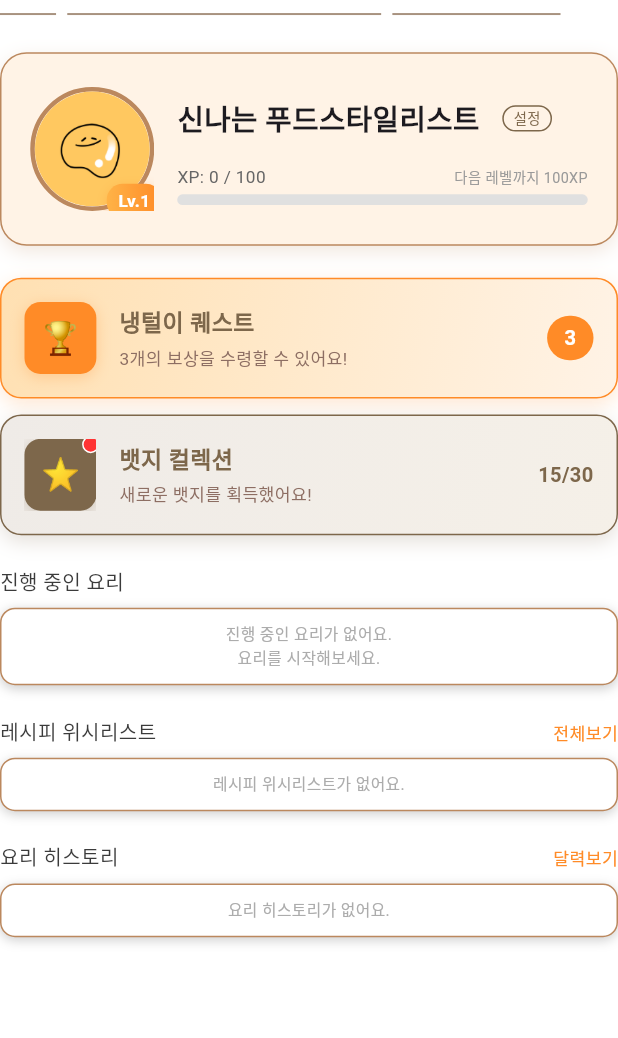
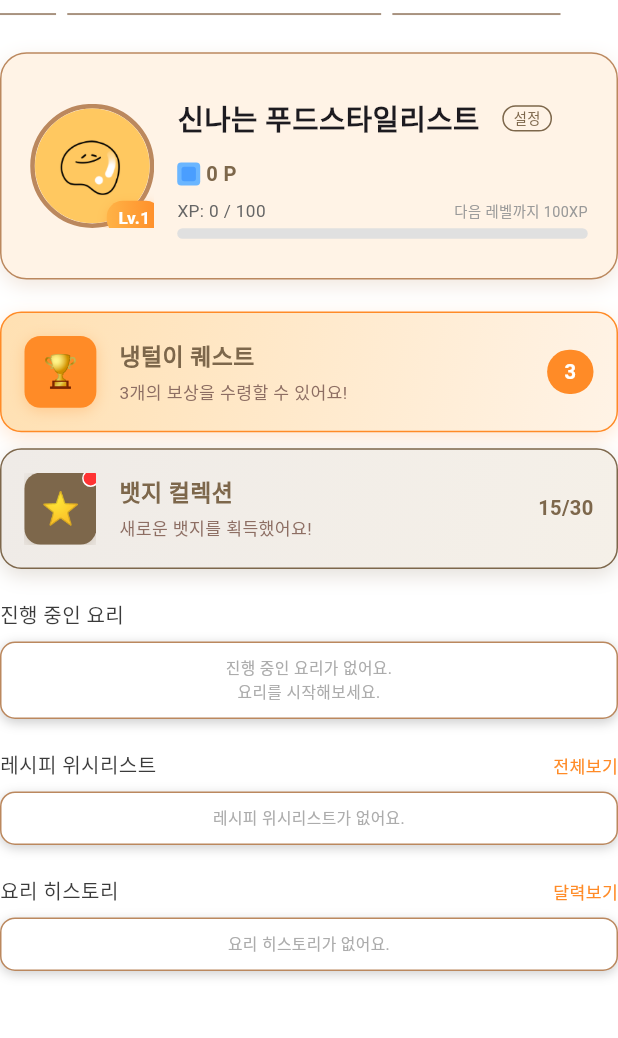
Before and after one commit to kara090813/recipe_inventory, a Flutter app: the MyPageComponent widget shown alone on an empty page, opened directly, on a phone screen of 412 x 824 dp, the part 63-1101 px from its top. Run offline on Flutter 3.47's test engine with Material 3 defaults, Android fonts, the phone set to English and light mode, and no system bars; our stand-ins replace app_links, audioplayers, auto_size_text, cached_network_image, camera, cloud_firestore and 20 more; missing offline and left inert: google_mlkit_text_recognition, korean_levenshtein; accounts and stored records are empty; generated files the repository leaves out were written again; network calls fail; Roboto replaces fonts that are missing (Mapo).

Commit message:
사용자 모델 확장 - 포인트 및 레벨 시스템 추가

```diff
--- a/lib/components/myPage_component.dart
+++ b/lib/components/myPage_component.dart
@@ -19,11 +19,15 @@ class MyPageComponent extends StatelessWidget {
     final recentHistory = userStatus.cookingHistory.take(3).toList();
     final cookHistoryDays = userStatus.getConsecutiveCookingDays();
 
-    // 임시 데이터 (실제로는 UserStatus에서 가져올 예정)
-    final currentLevel = _calculateLevel(userStatus.cookingHistory.length);
-    final currentXP = _calculateCurrentXP(userStatus.cookingHistory.length);
-    final nextLevelXP = _calculateNextLevelXP(currentLevel);
-    final xpProgress = currentXP / nextLevelXP;
+    // 실제 UserStatus의 메서드 사용
+    final currentLevel = userStatus.currentLevel;
+    final currentPoints = userStatus.currentPoints;
+    final currentExperience = userStatus.currentExperience;
+    final levelProgress = userStatus.calculateCurrentLevelProgress();
+    final currentLevelRequiredExp = userStatus.calculateRequiredExpForLevel(currentLevel);
+    final nextLevelRequiredExp = userStatus.calculateRequiredExpForLevel(currentLevel + 1);
+    final currentLevelExp = currentExperience - currentLevelRequiredExp;
+    final nextLevelExp = nextLevelRequiredExp - currentLevelRequiredExp;
 
     return Column(
       children: [
@@ -38,7 +42,16 @@ class MyPageComponent extends StatelessWidget {
                 SizedBox(height: 20.h),
 
                 // 🆕 프로필 + 레벨 시스템
-                _buildEnhancedProfile(context, userStatus, currentLevel, xpProgress, currentXP, nextLevelXP, cookHistoryDays),
+                _buildEnhancedProfile(
+                  context,
+                  userStatus,
+                  currentLevel,
+                  levelProgress,
+                  currentLevelExp,
+                  nextLevelExp,
+                  cookHistoryDays,
+                  currentPoints,
+                ),
 
                 SizedBox(height: 24.h),
 
@@ -69,8 +82,17 @@ class MyPageComponent extends StatelessWidget {
     );
   }
 
-  // 🆕 강화된 프로필 섹션 (레벨 + XP)
-  Widget _buildEnhancedProfile(BuildContext context,UserStatus userStatus, int level, double progress, int currentXP, int nextLevelXP, int cookHistoryDays) {
+  // 🆕 강화된 프로필 섹션 (레벨 + XP + 포인트)
+  Widget _buildEnhancedProfile(
+      BuildContext context,
+      UserStatus userStatus,
+      int level,
+      double progress,
+      int currentLevelExp,
+      int nextLevelExp,
+      int cookHistoryDays,
+      int currentPoints,
+      ) {
     return Container(
       padding: EdgeInsets.all(20.w),
       decoration: BoxDecoration(
@@ -119,7 +141,7 @@ class MyPageComponent extends StatelessWidget {
 
               SizedBox(width: 16.w),
 
-              // 닉네임 + XP 정보
+              // 닉네임 + XP 정보 + 포인트
               Expanded(
                 child: Column(
                   crossAxisAlignment: CrossAxisAlignment.start,
@@ -140,6 +162,41 @@ class MyPageComponent extends StatelessWidget {
                       ],
                     ),
 
+                    SizedBox(height: 4.h),
+
+                    // 포인트 표시
+                    Row(
+                      children: [
+                        Container(
+                          width: 16.w,
+                          height: 16.w,
+                          decoration: BoxDecoration(
+                            color: Color(0xFF6BB6FF),
+                            borderRadius: BorderRadius.circular(3.r),
+                          ),
+                          child: Center(
+                            child: Container(
+                              width: 10.w,
+                              height: 10.w,
+                              decoration: BoxDecoration(
+                                color: Color(0xFF4A9EFF),
+                                borderRadius: BorderRadius.circular(2.r),
+                              ),
+                            ),
+                          ),
+                        ),
+                        SizedBox(width: 4.w),
+                        Text(
+                          '$currentPoints P',
+                          style: TextStyle(
+                            fontSize: 14.sp,
+                            fontWeight: FontWeight.bold,
+                            color: Color(0xFF7D674B),
+                          ),
+                        ),
+                      ],
+                    ),
+
                     SizedBox(height: 8.h),
 
                     // XP 진행바
@@ -149,8 +206,8 @@ class MyPageComponent extends StatelessWidget {
                         Row(
                           mainAxisAlignment: MainAxisAlignment.spaceBetween,
                           children: [
-                            Text('XP: $currentXP / $nextLevelXP', style: TextStyle(fontSize: 12.sp, color: Color(0xFF666666))),
-                            Text('다음 레벨까지 ${nextLevelXP - currentXP}XP', style: TextStyle(fontSize: 10.sp, color: Color(0xFF999999))),
+                            Text('XP: $currentLevelExp / $nextLevelExp', style: TextStyle(fontSize: 12.sp, color: Color(0xFF666666))),
+                            Text('다음 레벨까지 ${nextLevelExp - currentLevelExp}XP', style: TextStyle(fontSize: 10.sp, color: Color(0xFF999999))),
                           ],
                         ),
                         SizedBox(height: 4.h),
@@ -196,7 +253,7 @@ class MyPageComponent extends StatelessWidget {
     );
   }
 
-  // 버전 5: 그라데이션 카드 스타일
+  // 퀘스트 및 뱃지 섹션 (기존 코드 유지)
   Widget _buildQuestAndBadgeSection(BuildContext context) {
     return Column(
       children: [
@@ -261,7 +318,6 @@ class MyPageComponent extends StatelessWidget {
                         ),
                         SizedBox(height: 4.h),
                         Text(
-                          // '새로운 도전이 기다리고 있어요!',
                           "3개의 보상을 수령할 수 있어요!",
                           style: TextStyle(
                             fontSize: 12.sp,
@@ -399,43 +455,7 @@ class MyPageComponent extends StatelessWidget {
     );
   }
 
-
-  Widget _buildMiniBadge(String emoji, bool isUnlocked, bool isNew) {
-    return Stack(
-      children: [
-        Container(
-          width: 28.w,
-          height: 28.w,
-          decoration: BoxDecoration(
-            color: isUnlocked ? Color(0xFFFFF3E6) : Color(0xFFE8E8E8),
-            shape: BoxShape.circle,
-            border: Border.all(
-              color: isUnlocked ? Color(0xFFBB885E) : Color(0xFFCCCCCC),
-              width: 1,
-            ),
-          ),
-          child: Center(
-            child: Text(emoji, style: TextStyle(fontSize: 14.sp)),
-          ),
-        ),
-        if (isNew)
-          Positioned(
-            top: -2,
-            right: -2,
-            child: Container(
-              width: 8.w,
-              height: 8.w,
-              decoration: BoxDecoration(
-                color: Color(0xFFFF8B27),
-                shape: BoxShape.circle,
-              ),
-            ),
-          ),
-      ],
-    );
-  }
-
-  // 기존 섹션들 (간소화된 버전들)
+  // 기존 섹션들 (유지)
   Widget _buildOngoingCooking(BuildContext context, List<OngoingCooking> ongoingCooking, UserStatus userStatus) {
     return Column(
       crossAxisAlignment: CrossAxisAlignment.start,
@@ -548,17 +568,4 @@ class MyPageComponent extends StatelessWidget {
       ],
     );
   }
-
-  // 헬퍼 함수들
-  int _calculateLevel(int cookingCount) {
-    return (cookingCount / 5).floor() + 1; // 5번 요리할 때마다 레벨업
-  }
-
-  int _calculateCurrentXP(int cookingCount) {
-    return (cookingCount % 5) * 20; // 요리 1번당 20XP
-  }
-
-  int _calculateNextLevelXP(int level) {
-    return 100; // 각 레벨마다 100XP 필요
-  }
 }
--- a/lib/models/freezed/auth_model.dart
+++ b/lib/models/freezed/auth_model.dart
@@ -13,6 +13,9 @@ class UserProfile with _$UserProfile {
     @HiveField(2) required String name,
     @HiveField(3) String? photoURL,
     @HiveField(4) required LoginProvider provider,
+    @HiveField(5) @Default(0) int points,           // 포인트 (상점 화폐)
+    @HiveField(6) @Default(0) int experience,       // 총 경험치
+    @HiveField(7) @Default(1) int level,            // 현재 레벨
   }) = _UserProfile;
 
   factory UserProfile.fromJson(Map<String, dynamic> json) => _$UserProfileFromJson(json);
```
Also changed, not shown: lib/services/migration_service.dart (+47 -1 lines), lib/status/userStatus.dart (+149 -0 lines), lib/models/freezed/auth_model.freezed.dart, lib/models/freezed/auth_model.g.dart.
